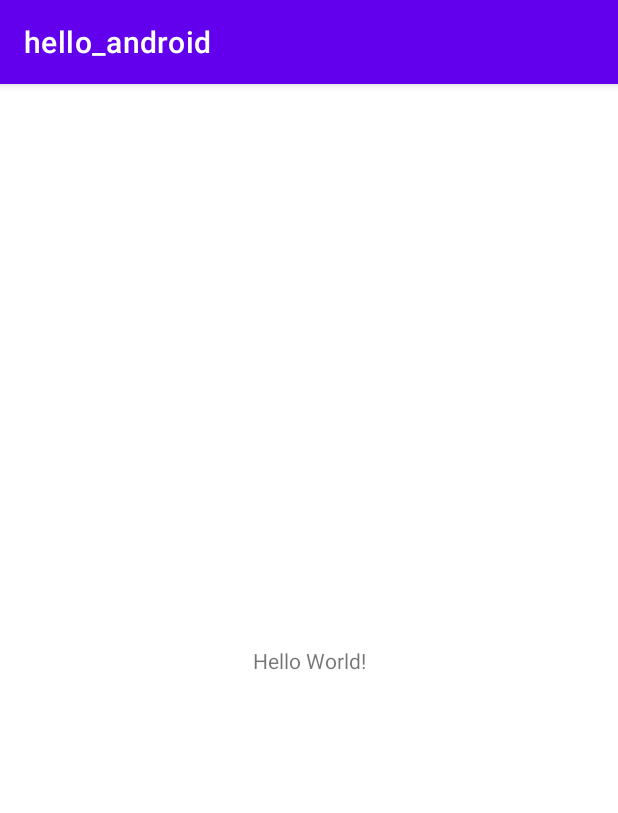
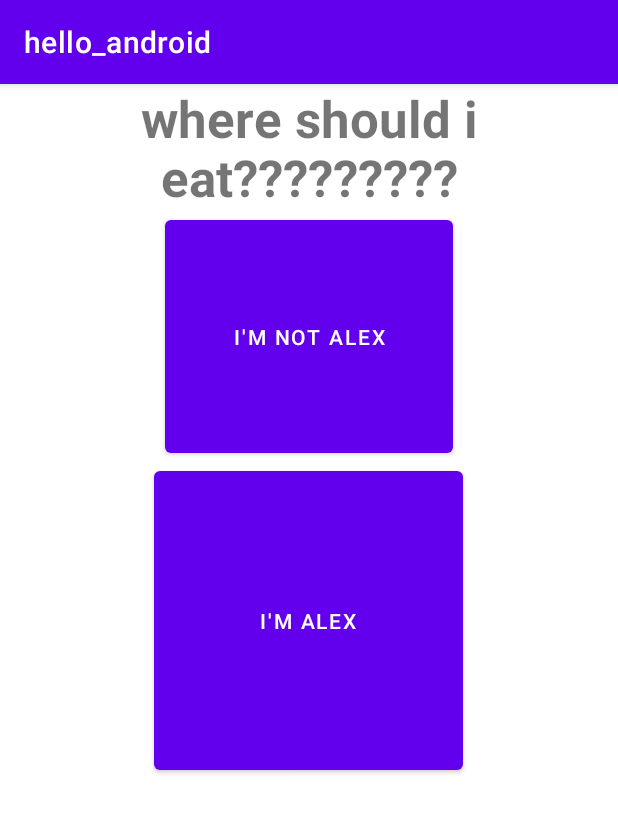
Before and after one commit to anbu-k/cyrate, an Android app: the screen it shows after launch (MainActivity), on a phone screen of 412 x 824 dp. Shown: the top 813 px of the screen. Run offline under Robolectric (Android 15) with nearby library versions, the phone set to English and light mode, and no system bars.

Commit message:
android studio start experiment

```diff
--- a/Experiments/megan/app/src/main/AndroidManifest.xml
+++ b/Experiments/megan/app/src/main/AndroidManifest.xml
@@ -1,7 +1,7 @@
 <?xml version="1.0" encoding="utf-8"?>
 <manifest xmlns:android="http://schemas.android.com/apk/res/android"
     xmlns:tools="http://schemas.android.com/tools"
-    package="com.example.hello_android">
+    package="com.example.hello_android" >
 
     <application
         android:allowBackup="true"
@@ -12,10 +12,10 @@
         android:roundIcon="@mipmap/ic_launcher_round"
         android:supportsRtl="true"
         android:theme="@style/Theme.Hello_android"
-        tools:targetApi="31">
+        tools:targetApi="31" >
         <activity
             android:name=".MainActivity"
-            android:exported="true">
+            android:exported="true" >
             <intent-filter>
                 <action android:name="android.intent.action.MAIN" />
 
--- a/Experiments/megan/app/src/main/java/com/example/hello_android/MainActivity.java
+++ b/Experiments/megan/app/src/main/java/com/example/hello_android/MainActivity.java
@@ -1,14 +1,45 @@
 package com.example.hello_android;
 
 import androidx.appcompat.app.AppCompatActivity;
-
 import android.os.Bundle;
+import android.view.View;
+import android.widget.Button;
+import android.widget.Toast;
 
 public class MainActivity extends AppCompatActivity {
+    Button alexEat, notAlexEat;
 
     @Override
     protected void onCreate(Bundle savedInstanceState) {
         super.onCreate(savedInstanceState);
         setContentView(R.layout.activity_main);
+
+        alexEat = (Button) findViewById(R.id.forAlex);
+        notAlexEat = (Button) findViewById(R.id.forEveryoneElse);
+
+        alexEat.setOnClickListener(new View.OnClickListener() {
+            @Override
+            public void onClick(View view) {
+                Toast.makeText(getApplicationContext(), "hi alex, looking for ur dinner", Toast.LENGTH_LONG).show();
+            }
+        });
+
+        notAlexEat.setOnClickListener(new View.OnClickListener() {
+            @Override
+            public void onClick(View view) {
+                Toast.makeText(getApplicationContext(), "loading your dinner...", Toast.LENGTH_LONG).show();
+            }
+        });
     }
+
+    public void imAlex(android.view.View view){
+
+    }
+
+    public void imNotAlex(android.view.View view){
+
+    }
+
+    //time 4:34 in video
+
 }
--- a/Experiments/megan/app/src/main/res/layout/activity_main.xml
+++ b/Experiments/megan/app/src/main/res/layout/activity_main.xml
@@ -1,18 +1,37 @@
 <?xml version="1.0" encoding="utf-8"?>
-<androidx.constraintlayout.widget.ConstraintLayout xmlns:android="http://schemas.android.com/apk/res/android"
+<RelativeLayout
+    xmlns:android="http://schemas.android.com/apk/res/android"
+    xmlns:tools="http://schemas.android.com/tools"
     xmlns:app="http://schemas.android.com/apk/res-auto"
-    xmlns:tools="http://schemas.android.com/tools"
     android:layout_width="match_parent"
     android:layout_height="match_parent"
     tools:context=".MainActivity">
 
+    <Button
+        android:id="@+id/forAlex"
+        android:layout_width="192dp"
+        android:layout_height="167dp"
+        android:layout_below="@id/whereToEat"
+        android:layout_centerHorizontal="true"
+        android:onClick="imNotAlex"
+        android:text="i'm not alex"
+        android:textAlignment="center" />
+
+    <Button
+        android:id="@+id/forEveryoneElse"
+        android:layout_width="206dp"
+        android:layout_height="211dp"
+        android:layout_below="@id/forAlex"
+        android:layout_centerHorizontal="true"
+        android:onClick="imAlex"
+        android:text="i'm alex" />
+
     <TextView
+        android:id="@+id/whereToEat"
         android:layout_width="wrap_content"
         android:layout_height="wrap_content"
-        android:text="Hello World!"
-        app:layout_constraintBottom_toBottomOf="parent"
-        app:layout_constraintEnd_toEndOf="parent"
-        app:layout_constraintStart_toStartOf="parent"
-        app:layout_constraintTop_toTopOf="parent" />
-
-</androidx.constraintlayout.widget.ConstraintLayout>
+        android:text="where should i eat?????????"
+        android:textAlignment="center"
+        android:textSize="34sp"
+        android:textStyle="bold" />
+</RelativeLayout>
```
